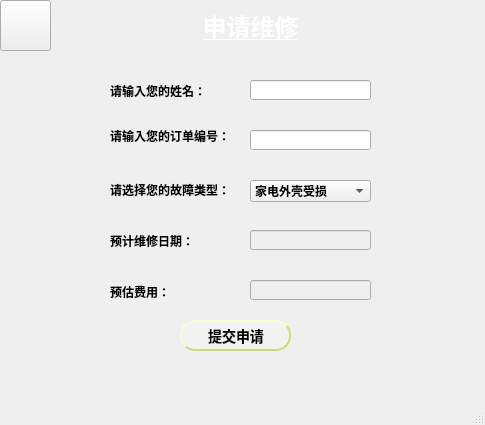
Old version of the form mainwindow4.ui in the repository code-aifarmer/Home-appliance-information-management-system-.
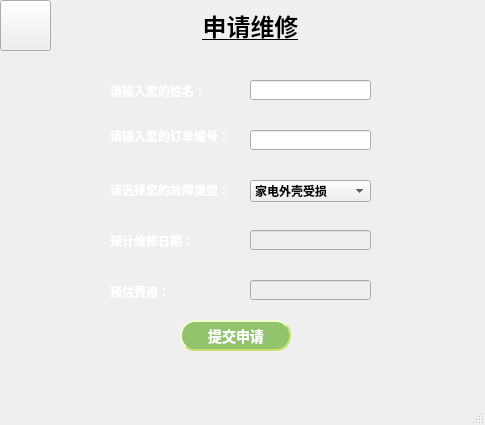
New version of the form. Icons and pictures are not drawn.

Patch:
```diff
--- a/mainwindow4.ui
+++ b/mainwindow4.ui
@@ -43,11 +43,9 @@
      </font>
     </property>
     <property name="styleSheet">
-     <string notr="true">
- background-color: qlineargradient(x1:0, y1:0, x2:1, y2:1,
-stop:0 #91c46c,stop:1#91c46c);
- 
-color: white; </string>
+     <string notr="true">color: rgb(255, 255, 255);
+QLable{background-image: url(C:/Users/12234/Desktop/9.jpg);colour:white}
+</string>
     </property>
     <property name="text">
      <string>申请维修</string>
@@ -80,6 +78,9 @@
       <height>41</height>
      </rect>
     </property>
+    <property name="styleSheet">
+     <string notr="true">color: rgb(255, 255, 255);</string>
+    </property>
     <property name="text">
      <string>请输入您的姓名：</string>
     </property>
@@ -93,6 +94,9 @@
       <height>31</height>
      </rect>
     </property>
+    <property name="styleSheet">
+     <string notr="true">color: rgb(255, 255, 255);</string>
+    </property>
     <property name="text">
      <string>请输入您的订单编号：</string>
     </property>
@@ -121,6 +125,9 @@
       <height>20</height>
      </rect>
     </property>
+    <property name="styleSheet">
+     <string notr="true">color: rgb(255, 255, 255);</string>
+    </property>
     <property name="text">
      <string>请选择您的故障类型：</string>
     </property>
@@ -164,6 +171,9 @@
       <height>21</height>
      </rect>
     </property>
+    <property name="styleSheet">
+     <string notr="true">color: rgb(255, 255, 255);</string>
+    </property>
     <property name="text">
      <string>预计维修日期：</string>
     </property>
@@ -195,6 +205,9 @@
       <height>41</height>
      </rect>
     </property>
+    <property name="styleSheet">
+     <string notr="true">color: rgb(255, 255, 255);</string>
+    </property>
     <property name="text">
      <string>预估费用：</string>
     </property>
@@ -261,11 +274,11 @@
 }
 
 QPushButton {
-background-color: #ffffff;
+background-color: #91c46c;
 color: #ffffff;
-color: black;
+color:white;
                     /* 文字颜色 */
-background-color: #f2f2f2;       /* 背景色 */
+background-color: #91c46c;       /* 背景色 */
 border-style: outset;            /* 边框风格 */
 border-width: 2px;               /* 边框宽度 */
 border-radius: 5px;              /* 边框圆角 */
```
Left out of the diff: 110 changed lines with no effect on the pictures.
